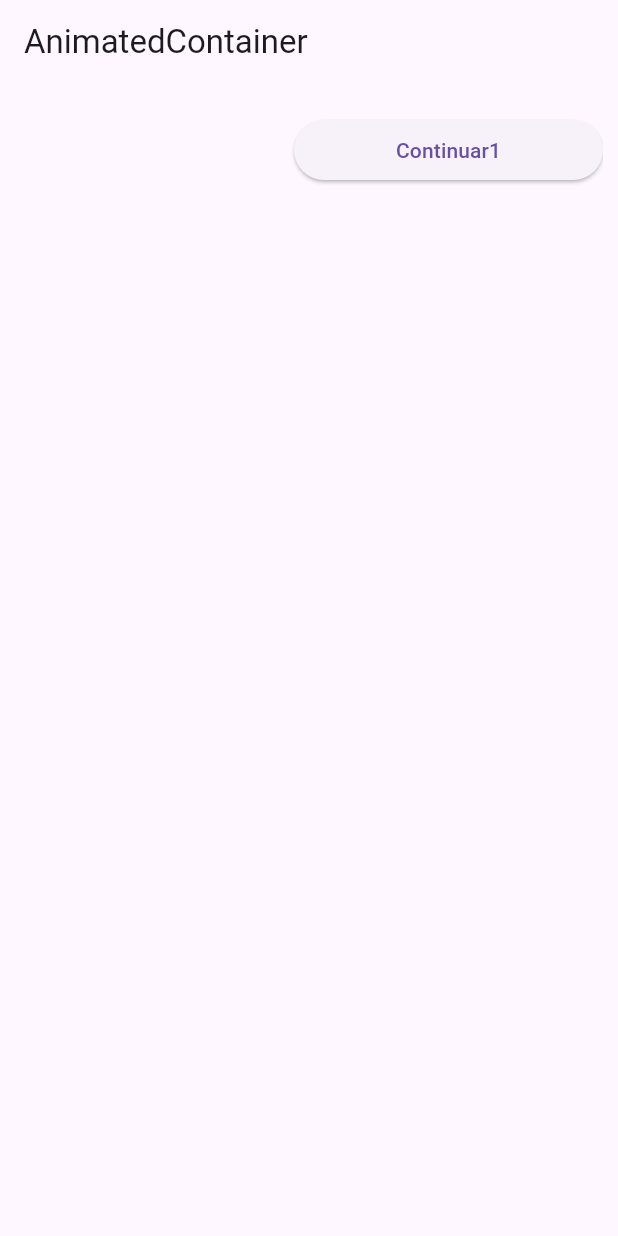
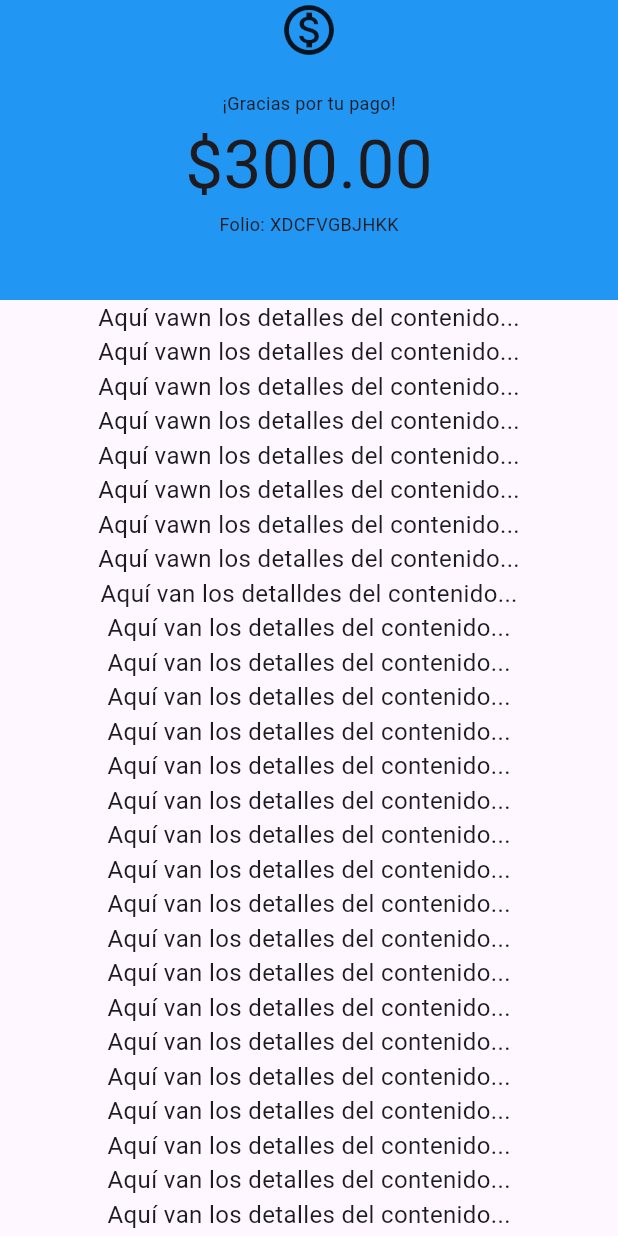
Before and after one commit to RafaEscobar/Flutter-animations, a Flutter app: the screen it shows after launch, on a phone screen of 412 x 824 dp. Run offline on Flutter 3.47's test engine with Material 3 defaults, Android fonts, the phone set to English and light mode, and no system bars.

Commit message:
Ajuste #nose cual

```diff
--- /dev/null
+++ b/lib/animations/animation_posicioned.dart
@@ -0,0 +1,90 @@
+import 'package:animations/extras/contenido.dart';
+import 'package:flutter/material.dart';
+
+class AnimationPosicioned extends StatefulWidget {
+  const AnimationPosicioned({
+    super.key
+  });
+  static String routeName = 'misc/animated_positioned';
+
+  @override
+  State < AnimationPosicioned > createState() => _AnimationPosicionedState();
+}
+
+class _AnimationPosicionedState extends State < AnimationPosicioned > {
+  late ScrollController _scrollController;
+  double _topHeight = 200.0;
+
+  @override
+  void initState() {
+    super.initState();
+    _scrollController = ScrollController();
+    _scrollController.addListener(() {
+      setState(() {
+        _topHeight = 200;
+      });
+    });
+  }
+
+  @override
+  void dispose() {
+    _scrollController.dispose();
+    super.dispose();
+  }
+
+  @override
+  Widget build(BuildContext context) {
+    Size size = MediaQuery.of(context).size;
+    // AnimatedPositioned animates changes to a widget's position within a Stack
+    return Scaffold(
+      body: Stack(
+        children: [
+          Positioned(
+            top: 0,
+            left: 0,
+            right: 0,
+            height: _topHeight,
+            child: Container(
+              width: size.width,
+              color: Colors.blue,
+              child: const Column(
+                children: [
+                  Icon(
+                    Icons.monetization_on_outlined,
+                    size: 40,
+                  ),
+                  SizedBox(height: 20, ),
+                  Text(
+                    '¡Gracias por tu pago!',
+                    style: TextStyle(
+                      fontSize: 12
+                    ),
+                  ),
+                  Text('\$300.00', style: TextStyle(
+                    fontSize: 45
+                  ), ),
+                  Text(
+                    'Folio: XDCFVGBJHKK',
+                    style: TextStyle(
+                      fontSize: 12
+                    ),
+                  ),
+
+                ],
+              ),
+            )
+          ),
+          Positioned(
+            left: 0,
+            right: 0,
+            bottom: 0,
+            top: _topHeight,
+            child: const SingleChildScrollView(
+              child: Contenido(),
+            )
+          ),
+        ],
+      )
+    );
+  }
+}
--- /dev/null
+++ b/lib/extras/contenido.dart
@@ -0,0 +1,123 @@
+import 'package:flutter/material.dart';
+
+class Contenido extends StatelessWidget {
+  const Contenido({
+    super.key,
+  });
+
+  @override
+  Widget build(BuildContext context) {
+    return const Column(
+      children: [
+        Text(
+          'Aquí vawn los detalles del contenido...',
+          style: TextStyle(fontSize: 16.0),
+        ),
+        Text(
+          'Aquí vawn los detalles del contenido...',
+          style: TextStyle(fontSize: 16.0),
+        ),
+        Text(
+          'Aquí vawn los detalles del contenido...',
+          style: TextStyle(fontSize: 16.0),
+        ),
+        Text(
+          'Aquí vawn los detalles del contenido...',
+          style: TextStyle(fontSize: 16.0),
+        ),
+        Text(
+          'Aquí vawn los detalles del contenido...',
+          style: TextStyle(fontSize: 16.0),
+        ),
+        Text(
+          'Aquí vawn los detalles del contenido...',
+          style: TextStyle(fontSize: 16.0),
+        ),
+        Text(
+          'Aquí vawn los detalles del contenido...',
+          style: TextStyle(fontSize: 16.0),
+        ),
+        Text(
+          'Aquí vawn los detalles del contenido...',
+          style: TextStyle(fontSize: 16.0),
+        ),
+        Text(
+          'Aquí van los detalldes del contenido...',
+          style: TextStyle(fontSize: 16.0),
+        ),
+        Text(
+          'Aquí van los detalles del contenido...',
+          style: TextStyle(fontSize: 16.0),
+        ),
+        Text(
+          'Aquí van los detalles del contenido...',
+          style: TextStyle(fontSize: 16.0),
+        ),
+        Text(
+          'Aquí van los detalles del contenido...',
+          style: TextStyle(fontSize: 16.0),
+        ),
+        Text(
+          'Aquí van los detalles del contenido...',
+          style: TextStyle(fontSize: 16.0),
+        ),
+        Text(
+          'Aquí van los detalles del contenido...',
+          style: TextStyle(fontSize: 16.0),
+        ),
+        Text(
+          'Aquí van los detalles del contenido...',
+          style: TextStyle(fontSize: 16.0),
+        ),
+        Text(
+          'Aquí van los detalles del contenido...',
+          style: TextStyle(fontSize: 16.0),
+        ),
+        Text(
+          'Aquí van los detalles del contenido...',
+          style: TextStyle(fontSize: 16.0),
+        ),
+        Text(
+          'Aquí van los detalles del contenido...',
+          style: TextStyle(fontSize: 16.0),
+        ),
+        Text(
+          'Aquí van los detalles del contenido...',
+          style: TextStyle(fontSize: 16.0),
+        ),
+        Text(
+          'Aquí van los detalles del contenido...',
+          style: TextStyle(fontSize: 16.0),
+        ),
+        Text(
+          'Aquí van los detalles del contenido...',
+          style: TextStyle(fontSize: 16.0),
+        ),
+        Text(
+          'Aquí van los detalles del contenido...',
+          style: TextStyle(fontSize: 16.0),
+        ),
+        Text(
+          'Aquí van los detalles del contenido...',
+          style: TextStyle(fontSize: 16.0),
+        ),
+        Text(
+          'Aquí van los detalles del contenido...',
+          style: TextStyle(fontSize: 16.0),
+        ),
+        Text(
+          'Aquí van los detalles del contenido...',
+          style: TextStyle(fontSize: 16.0),
+        ),
+        Text(
+          'Aquí van los detalles del contenido...',
+          style: TextStyle(fontSize: 16.0),
+        ),
+        Text(
+          'Aquí van los detalles del contenido...',
+          style: TextStyle(fontSize: 16.0),
+        ),
+      ],
+    );
+  }
+}
--- a/lib/main.dart
+++ b/lib/main.dart
@@ -1,5 +1,7 @@
-import 'package:animations/screens/animation_change_dimensions.dart';
-import 'package:animations/screens/otra.dart';
+import 'package:animations/animations/animation_posicioned.dart';
+import 'package:animations/screens/animation_scroll.dart';
+// import 'package:animations/screens/animation_scroll.dart';
+
 import 'package:flutter/material.dart';
 
 void main(){
@@ -14,7 +16,8 @@ class MyApp extends StatelessWidget{
     return const MaterialApp(
       debugShowCheckedModeBanner: false,
       // home: AnimationChangeDimensions(),
-      home: Otra(),
+      //  home: AnimationScroll(),
+      home: SafeArea(child: AnimationPosicioned()),
     );
   }
 }
--- /dev/null
+++ b/lib/screens/bottom_buttons.dart
@@ -0,0 +1 @@
+//! Falta implementar
--- a/lib/screens/otra.dart
+++ /dev/null
@@ -1,108 +0,0 @@
-import 'package:flutter/material.dart';
-
-class Otra extends StatefulWidget {
-  const Otra({
-    super.key
-  });
-
-  @override
-  State < Otra > createState() => _OtraState();
-}
-
-class _OtraState extends State < Otra > with SingleTickerProviderStateMixin {
-  bool isFullWidth = true;
-  bool _isExpanded = true;
-  late AnimationController _controller;
-  late Animation < Offset > _offsetAnimation;
-
-  void toggleButtonWidth() {
-    setState(() {
-      isFullWidth = !isFullWidth;
-    });
-  }
-
-  @override
-  void initState() {
-    super.initState();
-    _controller = AnimationController(
-      duration: const Duration(milliseconds: 300),
-        vsync: this,
-    );
-    _offsetAnimation = Tween < Offset > (
-      begin: const Offset(-1.0, 0.0),
-        end: Offset.zero,
-    ).animate(CurvedAnimation(
-      parent: _controller,
-      curve: Curves.easeOut,
-    ));
-  }
-
-  void _toggleButton() {
-    setState(() {
-      _isExpanded = !_isExpanded;
-      _isExpanded ? _controller.reverse() : _controller.forward();
-    });
-  }
-
-  @override
-  void dispose() {
-    _controller.dispose();
-    super.dispose();
-  }
-
-  @override
-  Widget build(BuildContext context) {
-    double screenWidth = MediaQuery.of(context).size.width;
-    return Scaffold(
-      appBar: AppBar(
-        title: const Text('AnimatedContainer'),
-      ),
-      body: SizedBox(
-        width: screenWidth,
-        child: Column(
-          crossAxisAlignment: CrossAxisAlignment.end,
-          children: [
-            const SizedBox(height: 20),
-              Padding(
-                padding: const EdgeInsets.symmetric(horizontal: 10),
-                child: ClipRect(
-                  child: Row(
-                      mainAxisAlignment: MainAxisAlignment.end,
-                      children: [
-                        SlideTransition(
-                        position: _offsetAnimation,
-                        child: Visibility(
-                          visible: !_isExpanded,
-                          child: ElevatedButton(
-                          style: const ButtonStyle(
-                            backgroundColor: WidgetStatePropertyAll(Colors.white),
-                          ),
-                            onPressed: _toggleButton,
-                            child: const Icon(Icons.arrow_back, color: Colors.black),
-                          ),
-                        ),
-                        ),
-                        const SizedBox(width: 10,),
-                        AnimatedContainer(
-                            curve: Curves.easeOut,
-                            duration: const Duration(milliseconds: 400),
-                              width: isFullWidth ? screenWidth * .50 : screenWidth * 0.73,
-                              child: ElevatedButton(
-                                onPressed: () {
-                                  toggleButtonWidth();
-                                  _toggleButton();
-                                },
-                                child: const Text('Continuar1'),
-                              ),
-                          ),
-                      ],
-                    ),
-                ),
-              ),
-          ],
-        ),
-      ),
-    );
-  }
-
-}
```
Also changed, not shown: lib/screens/animation_change_dimensions.dart (deleted, +0 -92 lines), lib/screens/animation_scroll.dart (added, +125 -0 lines).
